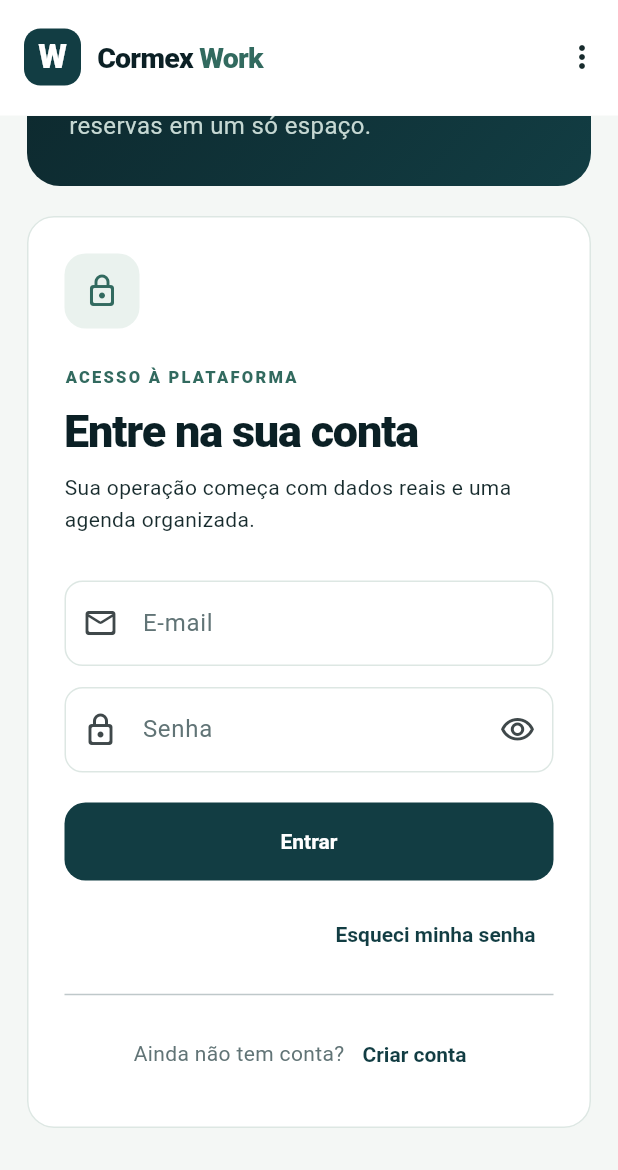
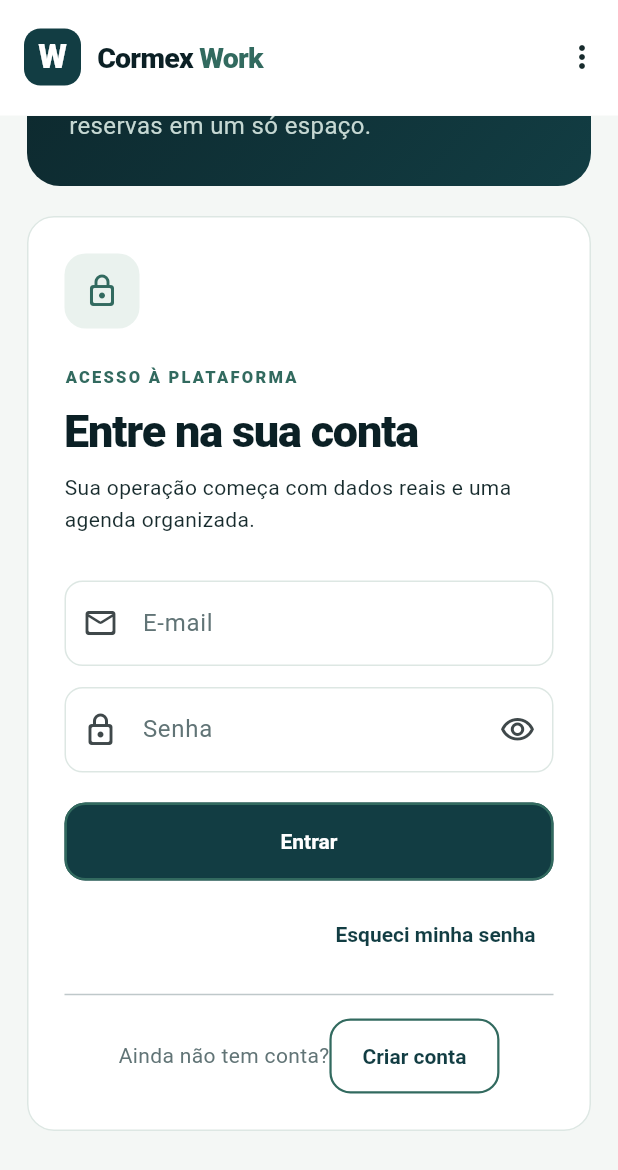
Before and after one commit to Tdk17/Cormex_Work, a Flutter app: the AuthPage widget shown alone on an empty page, opened directly with empty values, scrolled down 331 dp, on a phone screen of 412 x 824 dp. Shown: the top 1170 px of the screen. Run offline on Flutter 3.47's test engine with Material 3 defaults, Android fonts, the phone set to English and light mode, and no system bars; our stand-ins replace get_it, go_router, signals.

Commit message:
Add clear borders and registration status to auth page

```diff
--- a/lib/features/auth/auth_page.dart
+++ b/lib/features/auth/auth_page.dart
@@ -203,8 +203,26 @@ class _AuthPageState extends State<AuthPage> {
                       if (registering) ...[
                         const SizedBox(height: 12),
                         if (!AppConfig.canRegister)
-                          const Text(
-                            'Cadastro indisponível até a publicação dos Termos e da Privacidade.',
+                          Container(
+                            padding: const EdgeInsets.all(14),
+                            decoration: BoxDecoration(
+                              color: CormexTheme.pale,
+                              border: Border.all(color: CormexTheme.sage),
+                              borderRadius: BorderRadius.circular(12),
+                            ),
+                            child: const Row(
+                              crossAxisAlignment: CrossAxisAlignment.start,
+                              children: [
+                                Icon(Icons.info_outline_rounded,
+                                    color: CormexTheme.forest, size: 20),
+                                SizedBox(width: 10),
+                                Expanded(
+                                  child: Text(
+                                    'O cadastro será liberado após a publicação dos Termos e do Aviso de Privacidade.',
+                                  ),
+                                ),
+                              ],
+                            ),
                           ),
                         if (AppConfig.canRegister) ...[
                           Wrap(
@@ -249,6 +267,15 @@ class _AuthPageState extends State<AuthPage> {
                       ],
                       const SizedBox(height: 20),
                       FilledButton(
+                        style: ButtonStyle(
+                          side: WidgetStateProperty.resolveWith((states) =>
+                              BorderSide(
+                                color: states.contains(WidgetState.disabled)
+                                    ? CormexTheme.muted
+                                    : CormexTheme.forest,
+                                width: 1.6,
+                              )),
+                        ),
                         onPressed: busy ||
                                 (registering && !AppConfig.canRegister)
                             ? null
@@ -287,13 +314,19 @@ class _AuthPageState extends State<AuthPage> {
                                   const TextStyle(color: CormexTheme.muted),
                             ),
                           ),
-                          TextButton(
+                          OutlinedButton(
                             onPressed: () => context.go((registering
                                     ? '/login'
                                     : '/register') +
                                 (widget.from == null
                                     ? ''
                                     : '?from=${Uri.encodeComponent(widget.from!)}')),
+                            style: OutlinedButton.styleFrom(
+                              side: const BorderSide(
+                                color: CormexTheme.forest,
+                                width: 1.5,
+                              ),
+                            ),
                             child: Text(
                               registering ? 'Entrar' : 'Criar conta',
                             ),
```
